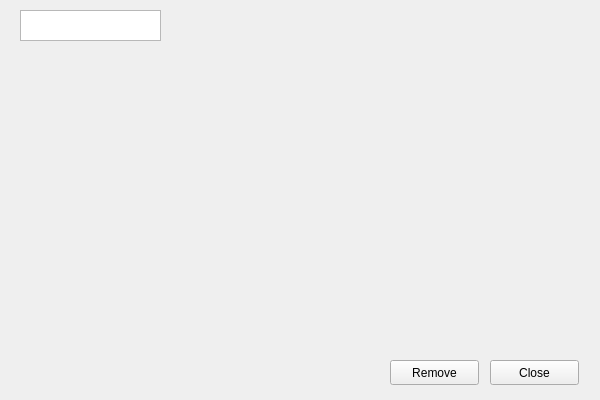
Old version of the form manager/view/forms/imageList_widget.ui in the repository TarcizioLafaiete/WallMan.
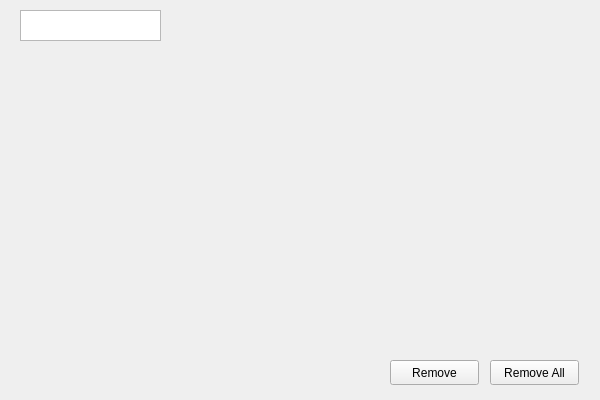
New version of the form.

Commit message: refactor: Removendo o botão de "Close" por "Remove All"

```diff
--- a/manager/view/forms/imageList_widget.ui
+++ b/manager/view/forms/imageList_widget.ui
@@ -59,7 +59,7 @@
     </rect>
    </property>
    <property name="text">
-    <string>Close</string>
+    <string>Remove All</string>
    </property>
   </widget>
  </widget>
```
Left out of the diff: 2 changed lines with no effect on the pictures. The commit also changes 1 other file.
